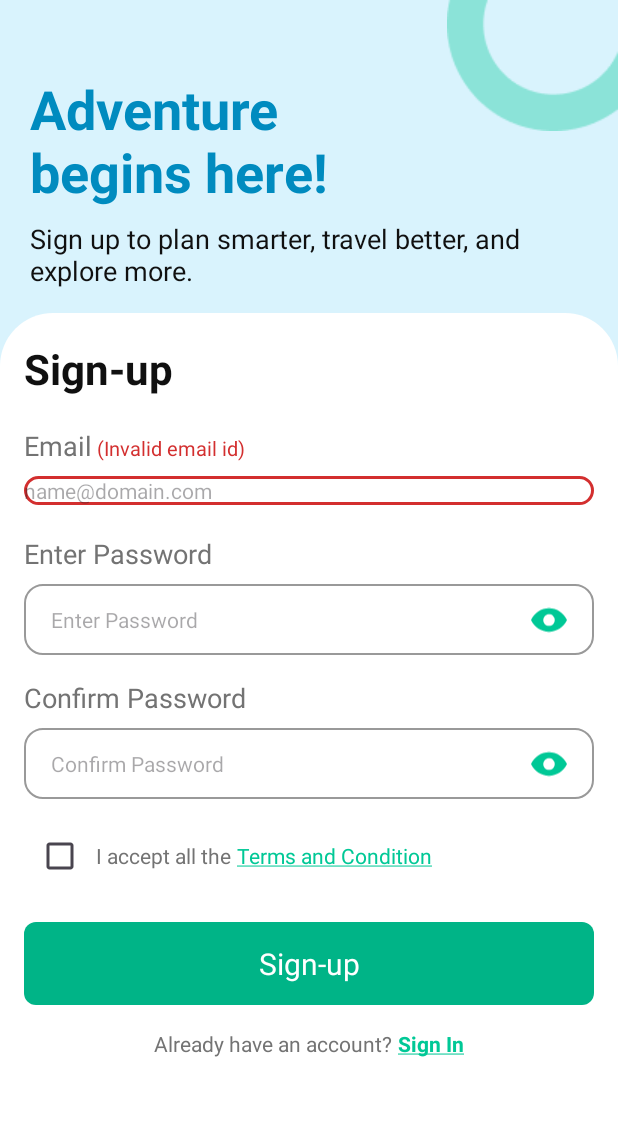
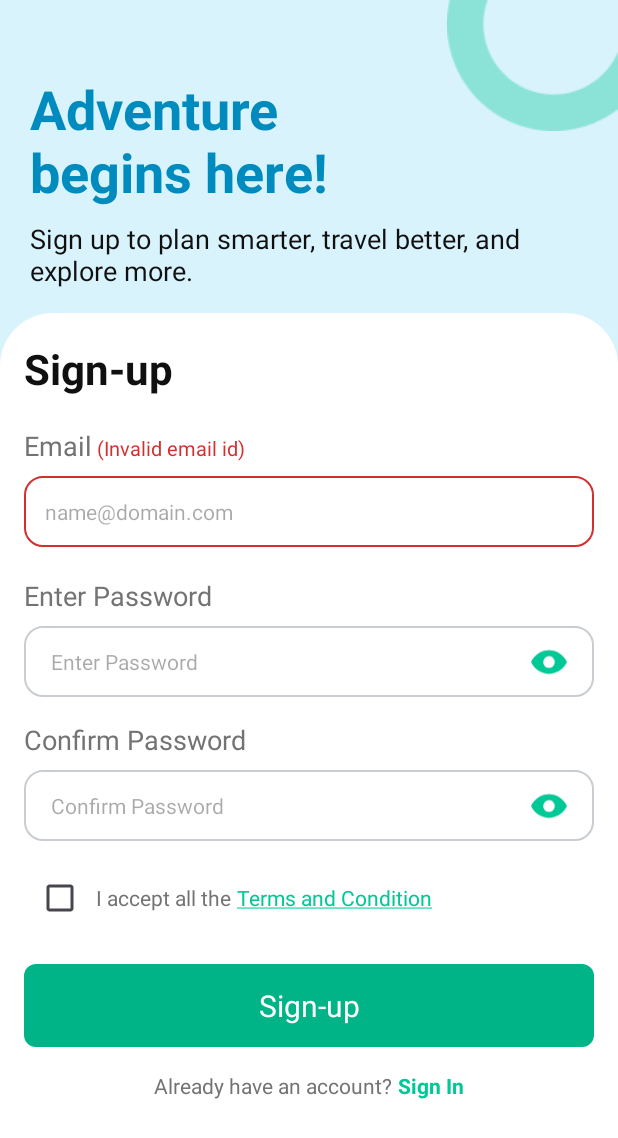
Before and after one commit to siddhigoel93/Tripsync-frontend, an Android app: the fragment_signup screen opened through its navigation route, after a tap on "Sign-up", on a phone screen of 412 x 824 dp. Shown: the top 1138 px of the screen. Run offline under Robolectric (Android 15) with nearby library versions, the phone set to English and light mode, and no system bars; Roboto replaces fonts that are not available here; 3 other taps on this screen came first.

Commit message:
fixed signup layour issues

```diff
--- a/app/src/main/java/com/example/tripsync/Auth/fragment_signup.kt
+++ b/app/src/main/java/com/example/tripsync/Auth/fragment_signup.kt
@@ -46,7 +46,6 @@ class fragment_signup : Fragment() {
     private lateinit var lblEmail: TextView
     private lateinit var cbTerms: CheckBox
     private lateinit var tvTerms: TextView
-
     private lateinit var pwRulesTitlePass: TextView
     private lateinit var pwRulesListPass: ViewGroup
     private lateinit var tvRuleLenPass: TextView
@@ -54,7 +53,6 @@ class fragment_signup : Fragment() {
     private lateinit var tvRuleLowerPass: TextView
     private lateinit var tvRuleSpecialPass: TextView
     private lateinit var tvRuleDigitPass: TextView
-
     private lateinit var pwRulesTitleConfirm: TextView
     private lateinit var pwRulesListConfirm: ViewGroup
     private lateinit var tvRuleLenConfirm: TextView
@@ -62,7 +60,6 @@ class fragment_signup : Fragment() {
     private lateinit var tvRuleLowerConfirm: TextView
     private lateinit var tvRuleSpecialConfirm: TextView
     private lateinit var tvRuleDigitConfirm: TextView
-
     private var originalEmailLabel: String = ""
     private val COLOR_OK = Color.parseColor("#00C896")
     private val COLOR_DIM = Color.parseColor("#808080")
@@ -92,7 +89,6 @@ class fragment_signup : Fragment() {
         lblEmail = view.findViewById(R.id.lblEmail)
         cbTerms = view.findViewById(R.id.cbTerms)
         originalEmailLabel = lblEmail.text.toString()
-
         pwRulesTitlePass = view.findViewById(R.id.pwRulesTitlePass)
         pwRulesListPass = view.findViewById(R.id.pwRulesListPass)
         tvRuleLenPass = view.findViewById(R.id.pwRuleLenPass)
@@ -100,7 +96,6 @@ class fragment_signup : Fragment() {
         tvRuleLowerPass = view.findViewById(R.id.pwRuleLowerPass)
         tvRuleSpecialPass = view.findViewById(R.id.pwRuleSpecialPass)
         tvRuleDigitPass = view.findViewById(R.id.pwRuleDigitPass)
-
         pwRulesTitleConfirm = view.findViewById(R.id.pwRulesTitleConfirm)
         pwRulesListConfirm = view.findViewById(R.id.pwRulesListConfirm)
         tvRuleLenConfirm = view.findViewById(R.id.pwRuleLenConfirm)
@@ -120,15 +115,15 @@ class fragment_signup : Fragment() {
         etPassword.filters = arrayOf(blockEmojiAndSpaces, limit20)
         etConfirm.filters = arrayOf(blockEmojiAndSpaces, limit20)
 
-        signin.paintFlags = signin.paintFlags or Paint.UNDERLINE_TEXT_FLAG
+        signin.paintFlags = signin.paintFlags and Paint.UNDERLINE_TEXT_FLAG.inv()
         tvTerms.paintFlags = tvTerms.paintFlags or Paint.UNDERLINE_TEXT_FLAG
+
         ivEmailValid.setImageResource(R.drawable.ic_check_green)
         ivEmailValid.visibility = View.GONE
 
         signin.setOnClickListener {
             view.findNavController().navigate(R.id.action_fragment_signup_to_login)
         }
-
 
         tvTerms.setOnClickListener {
             val dlg = TermsDialogFragment()
@@ -161,17 +156,12 @@ class fragment_signup : Fragment() {
         })
 
         etPassword.onFocusChangeListener = View.OnFocusChangeListener { _, hasFocus ->
-            passwordContainer.setBackgroundResource(if (hasFocus) R.drawable.selected_input else R.drawable.input_border)
+            passwordContainer.setBgKeepPadding(if (hasFocus) R.drawable.selected_input else R.drawable.input_border)
             if (hasFocus) showPwRulesForPassword() else hidePwRulesPass()
         }
 
-//        etConfirm.onFocusChangeListener = View.OnFocusChangeListener { _, hasFocus ->
-//            confirmContainer.setBackgroundResource(if (hasFocus) R.drawable.selected_input else R.drawable.input_border)
-//            if (hasFocus) showPwRulesForConfirm() else hidePwRulesConfirm()
-//        }
-
         etEmail.onFocusChangeListener = View.OnFocusChangeListener { _, hasFocus ->
-            etEmail.setBackgroundResource(if (hasFocus) R.drawable.selected_input else R.drawable.input_border)
+            etEmail.setBgKeepPadding(if (hasFocus) R.drawable.selected_input else R.drawable.input_border)
             if (!hasFocus) {
                 val email = etEmail.text?.toString()?.trim() ?: ""
                 ivEmailValid.visibility = if (isEmailSimpleValid(email)) View.VISIBLE else View.GONE
@@ -245,7 +235,6 @@ class fragment_signup : Fragment() {
         val hasLower = p.any { it.isLowerCase() }
         val hasSpecial = p.any { !it.isLetterOrDigit() }
         val hasDigit = p.any { it.isDigit() }
-
         if (forPasswordField) {
             tvRuleLenPass.setTextColor(if (hasLen) COLOR_OK else COLOR_DIM)
             tvRuleUpperPass.setTextColor(if (hasUpper) COLOR_OK else COLOR_DIM)
@@ -272,9 +261,9 @@ class fragment_signup : Fragment() {
     private fun clearErrors() {
         etEmail.error = null
         tvConfirmError?.visibility = View.GONE
-        etEmail.setBackgroundResource(R.drawable.input_border)
-        confirmContainer.setBackgroundResource(R.drawable.input_border)
-        passwordContainer.setBackgroundResource(R.drawable.input_border)
+        etEmail.setBgKeepPadding(R.drawable.input_border)
+        confirmContainer.setBgKeepPadding(R.drawable.input_border)
+        passwordContainer.setBgKeepPadding(R.drawable.input_border)
         lblEmail.text = originalEmailLabel
         lblEmail.setTextColor(Color.parseColor("#737373"))
     }
@@ -286,19 +275,19 @@ class fragment_signup : Fragment() {
         spannable.setSpan(ForegroundColorSpan(EMAIL_ERROR_COLOR), originalEmailLabel.length, combined.length, SpannableString.SPAN_EXCLUSIVE_EXCLUSIVE)
         spannable.setSpan(RelativeSizeSpan(0.75f), originalEmailLabel.length, combined.length, SpannableString.SPAN_EXCLUSIVE_EXCLUSIVE)
         lblEmail.text = spannable
-        etEmail.setBackgroundResource(R.drawable.input_border_error)
+        etEmail.setBgKeepPadding(R.drawable.input_border_error)
         ivEmailValid.visibility = View.GONE
     }
 
     private fun showPasswordError(message: String) {
         tvConfirmError?.text = message
         tvConfirmError?.visibility = View.VISIBLE
-        passwordContainer.setBackgroundResource(R.drawable.input_border_error)
-        confirmContainer.setBackgroundResource(R.drawable.input_border_error)
+        passwordContainer.setBgKeepPadding(R.drawable.input_border_error)
+        confirmContainer.setBgKeepPadding(R.drawable.input_border_error)
     }
 
     private fun isEmailSimpleValid(email: String): Boolean {
-        val pattern = Regex("^\\S+@\\S+\$")
+        val pattern = Regex("^\\S+@\\S+$")
         return pattern.matches(email)
     }
 
@@ -345,3 +334,12 @@ class fragment_signup : Fragment() {
         }
     }
 }
+
+private fun View.setBgKeepPadding(resId: Int) {
+    val l = paddingLeft
+    val t = paddingTop
+    val r = paddingRight
+    val b = paddingBottom
+    setBackgroundResource(resId)
+    setPadding(l, t, r, b)
+}
--- a/app/src/main/res/drawable/input_border.xml
+++ b/app/src/main/res/drawable/input_border.xml
@@ -1,11 +1,10 @@
-<?xml version="1.0" encoding="UTF-8"?>
-<shape
-    xmlns:android="http://schemas.android.com/apk/res/android">
-    <stroke
-        android:color="#999999"
-        android:width="1dp"
-        />
-    <corners
-        android:radius="12dp"
-        />
+<shape xmlns:android="http://schemas.android.com/apk/res/android">
+    <solid android:color="@android:color/transparent"/>
+    <corners android:radius="12dp"/>
+    <stroke android:width="1dp" android:color="#C9CDD1"/>
+    <padding
+        android:left="14dp"
+        android:top="14dp"
+        android:right="14dp"
+        android:bottom="14dp"/>
 </shape>
--- a/app/src/main/res/drawable/input_border_error.xml
+++ b/app/src/main/res/drawable/input_border_error.xml
@@ -1,6 +1,10 @@
-<shape xmlns:android="http://schemas.android.com/apk/res/android" android:shape="rectangle">
-    <solid android:color="@android:color/white"/>
+<shape xmlns:android="http://schemas.android.com/apk/res/android">
+    <solid android:color="@android:color/transparent"/>
     <corners android:radius="12dp"/>
-    <stroke android:width="2dp" android:color="#D32F2F"/>
-    <padding android:left="0dp" android:top="0dp" android:right="0dp" android:bottom="0dp"/>
+    <stroke android:width="1dp" android:color="#D32F2F"/>
+    <padding
+        android:left="14dp"
+        android:top="14dp"
+        android:right="14dp"
+        android:bottom="14dp"/>
 </shape>
--- a/app/src/main/res/layout/fragment_signup.xml
+++ b/app/src/main/res/layout/fragment_signup.xml
@@ -151,7 +151,7 @@
                         android:layout_height="wrap_content"
                         android:text="(Both password are different)"
                         android:textColor="#D32F2F"
-                        android:textSize="14sp"
+                        android:textSize="10sp"
                         android:visibility="gone"
                         android:layout_marginStart="8dp"/>
                 </LinearLayout>
```
